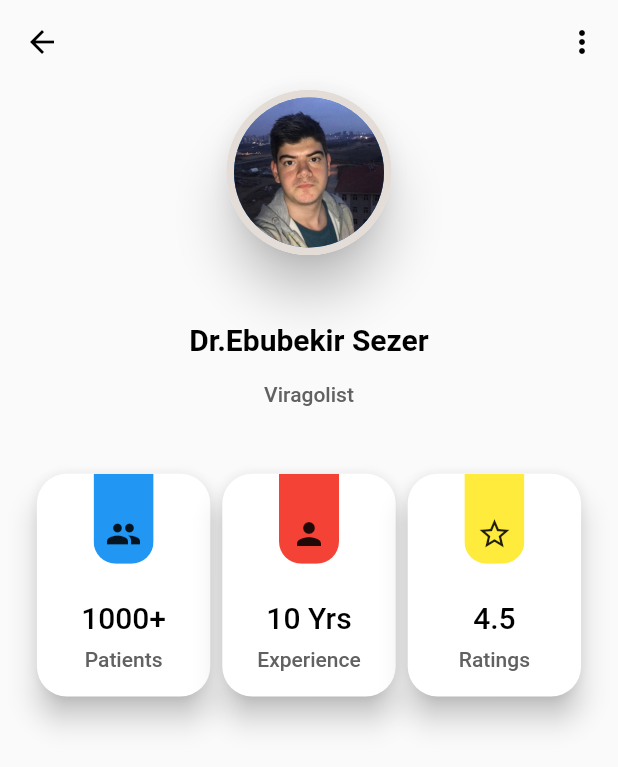
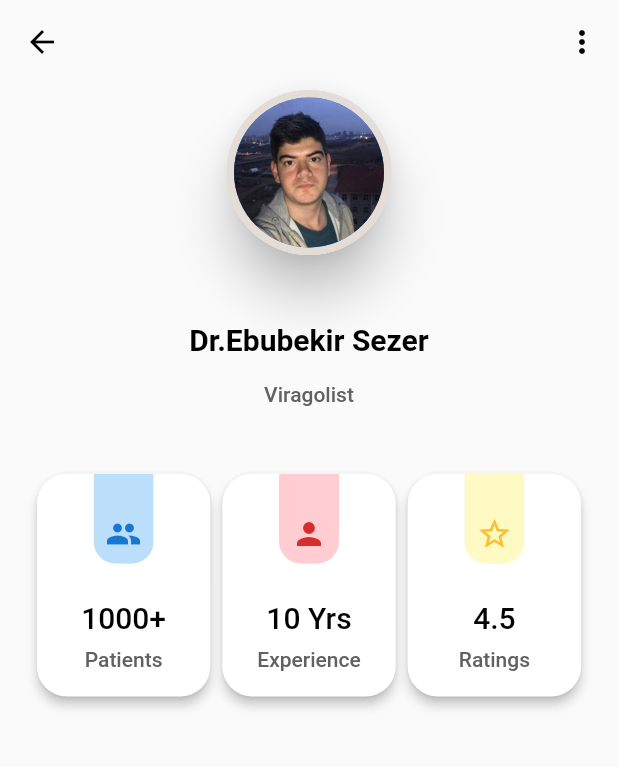
Before and after one commit to VBT-Intership/ESS-Flutter-AppoinmentUI, a Flutter app: the screen it shows after launch, on a phone screen of 412 x 824 dp. Shown: the top 767 px of the screen. Run offline on Flutter 3.47's test engine with Material 2 defaults, Android fonts, the phone set to English and light mode, and no system bars.

Commit message:
Colors changed for the information cards

```diff
--- a/AppoinmentUIApp/lib/view/profileview.dart
+++ b/AppoinmentUIApp/lib/view/profileview.dart
@@ -32,11 +32,32 @@ class _ProfileViewState extends State<ProfileView> {
       mainAxisAlignment: MainAxisAlignment.center,
       children: <Widget>[
         buildInformationCards(
-            context, Colors.blue, Icon(Icons.people), "1000+", "Patients"),
+            context,
+            Colors.blue[100],
+            Icon(
+              Icons.people,
+              color: Colors.blue[700],
+            ),
+            "1000+",
+            "Patients"),
         buildInformationCards(
-            context, Colors.red, Icon(Icons.person), "10 Yrs", "Experience"),
+            context,
+            Colors.red[100],
+            Icon(
+              Icons.person,
+              color: Colors.red[700],
+            ),
+            "10 Yrs",
+            "Experience"),
         buildInformationCards(
-            context, Colors.yellow, Icon(Icons.star_border), "4.5", "Ratings"),
+            context,
+            Colors.yellow[100],
+            Icon(
+              Icons.star_border,
+              color: Colors.yellow[700],
+            ),
+            "4.5",
+            "Ratings"),
       ],
     ));
   }
@@ -46,7 +67,7 @@ class _ProfileViewState extends State<ProfileView> {
     return SizedBox(
       width: pageWidth * 0.3,
       child: Card(
-        elevation: 8,
+        elevation: 3,
         shape: RoundedRectangleBorder(
           borderRadius: BorderRadius.circular(20.0),
         ),
```
